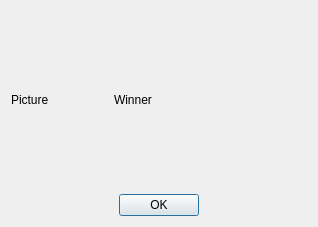
First picture: the form in qt/qtgo/qtgo/GameEndDialog.ui, repository alecs1/home, before the edit.
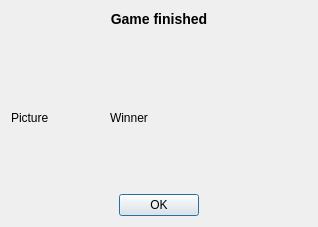
Second picture: the form after the edit.

What changed in the file:
```diff
--- a/qt/qtgo/qtgo/GameEndDialog.ui
+++ b/qt/qtgo/qtgo/GameEndDialog.ui
@@ -13,7 +13,57 @@
   <property name="windowTitle">
    <string>Dialog</string>
   </property>
+  <layout class="QVBoxLayout" name="verticalLayout_4">
+   <item>
+    <layout class="QVBoxLayout" name="verticalLayout_3">
+     <property name="spacing">
+      <number>0</number>
+     </property>
+     <property name="sizeConstraint">
+      <enum>QLayout::SetDefaultConstraint</enum>
+     </property>
+     <item>
   <layout class="QVBoxLayout" name="verticalLayout_2">
+       <property name="spacing">
+        <number>0</number>
+       </property>
+       <item>
+        <widget class="QLabel" name="titleLabel">
+         <property name="sizePolicy">
+          <sizepolicy hsizetype="Preferred" vsizetype="Fixed">
+           <horstretch>0</horstretch>
+           <verstretch>0</verstretch>
+          </sizepolicy>
+         </property>
+         <property name="frameShape">
+          <enum>QFrame::NoFrame</enum>
+         </property>
+         <property name="lineWidth">
+          <number>0</number>
+         </property>
+         <property name="text">
+          <string>&lt;h3&gt;&lt;b&gt;Game finished&lt;/b&gt;&lt;/h&gt;</string>
+         </property>
+         <property name="alignment">
+          <set>Qt::AlignCenter</set>
+         </property>
+        </widget>
+       </item>
+       <item>
+        <widget class="QLabel" name="invisibleLabel">
+         <property name="sizePolicy">
+          <sizepolicy hsizetype="Preferred" vsizetype="Fixed">
+           <horstretch>0</horstretch>
+           <verstretch>0</verstretch>
+          </sizepolicy>
+         </property>
+         <property name="text">
+          <string/>
+         </property>
+        </widget>
+       </item>
+      </layout>
+     </item>
    <item>
     <layout class="QVBoxLayout" name="verticalLayout">
      <item>
@@ -62,8 +112,8 @@
     </layout>
    </item>
   </layout>
-  <zorder>verticalLayoutWidget</zorder>
-  <zorder>horizontalLayoutWidget</zorder>
+   </item>
+  </layout>
  </widget>
  <resources/>
  <connections>
```
Lines whose indentation alone changed are shown as unchanged.
